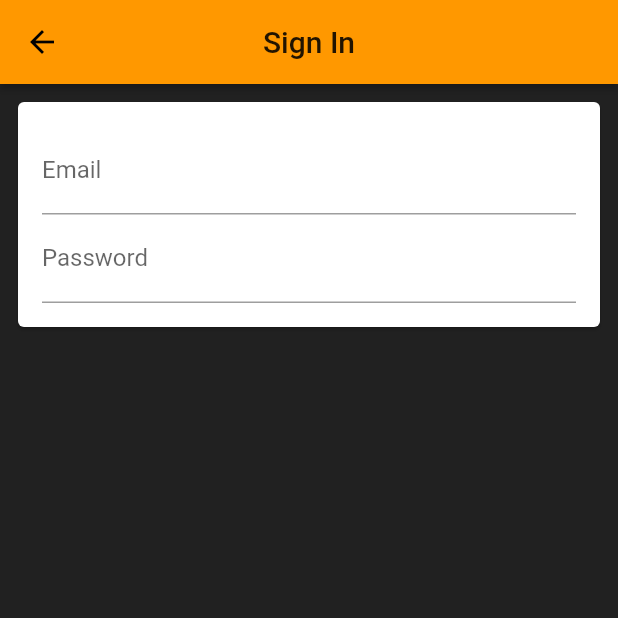
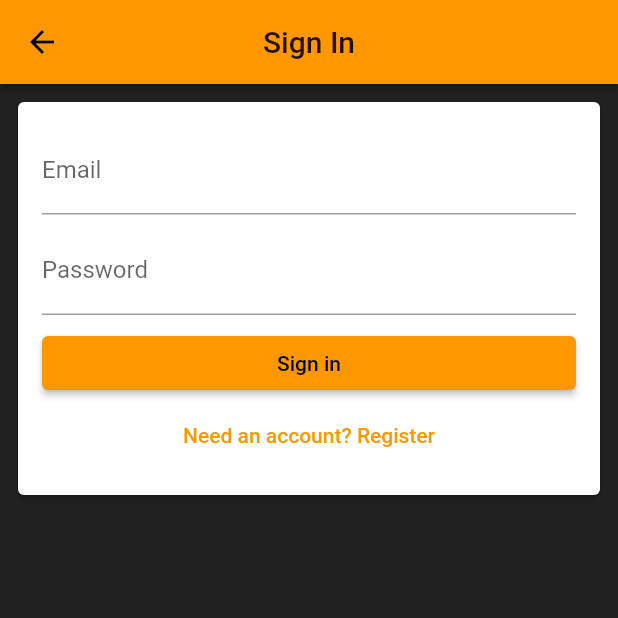
Before and after one commit to annebelchoong/time_tracker_flutter_course, a Flutter app: the EmailSignInPage screen opened directly, on a phone screen of 412 x 824 dp, the top half of it. Run offline on Flutter 3.47's test engine with Material 2 defaults, Android fonts, the phone set to English and light mode, and no system bars; our stand-ins replace firebase_auth, firebase_core, google_sign_in; accounts and stored records are empty.

Commit message:
Lesson 185: Adding the submit button

```diff
--- a/lib/app/sign_in/email_sign_in_form.dart
+++ b/lib/app/sign_in/email_sign_in_form.dart
@@ -5,13 +5,24 @@ class EmailSignInForm extends StatelessWidget {
   List<Widget> _buildChildren() {
     return [
       TextField(
-        decoration: InputDecoration(labelText: 'Email', hintText: 'test@test.com'),
+        decoration:
+            InputDecoration(labelText: 'Email', hintText: 'test@test.com'),
       ),
+      SizedBox(height: 8.0),
       TextField(
         decoration: InputDecoration(
           labelText: 'Password',
         ),
         obscureText: true,
+      ),
+      SizedBox(height: 8.0),
+      ElevatedButton(
+        onPressed: () {},
+        child: Text('Sign in'),
+      ),
+      TextButton(
+        onPressed: () {},
+        child: Text('Need an account? Register'),
       ),
     ];
   }
@@ -21,6 +32,7 @@ class EmailSignInForm extends StatelessWidget {
     return Padding(
       padding: const EdgeInsets.all(16.0),
       child: Column(
+        crossAxisAlignment: CrossAxisAlignment.stretch,
         mainAxisSize: MainAxisSize.min,
         children: _buildChildren(),
       ),
```
